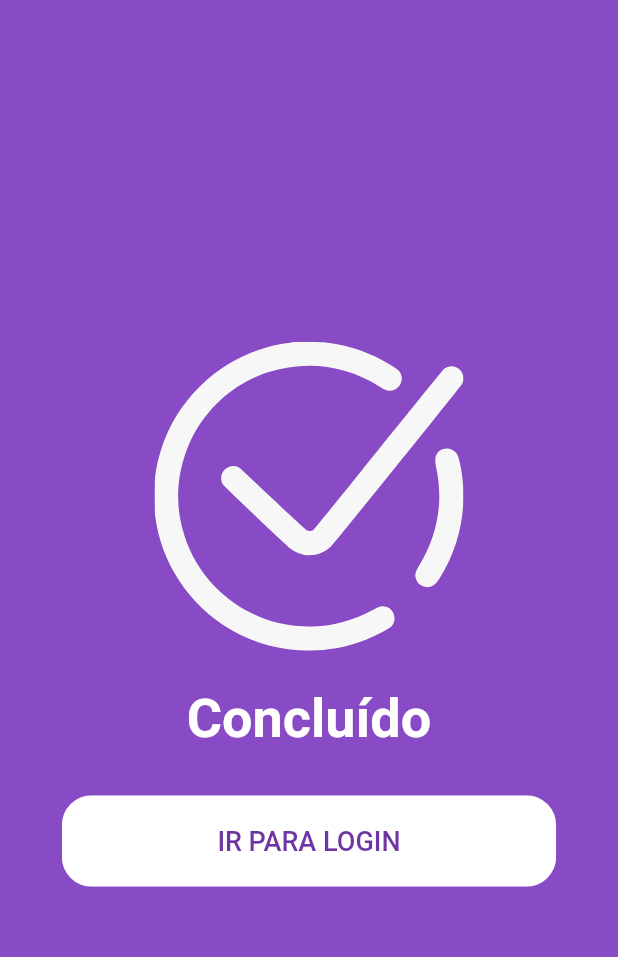
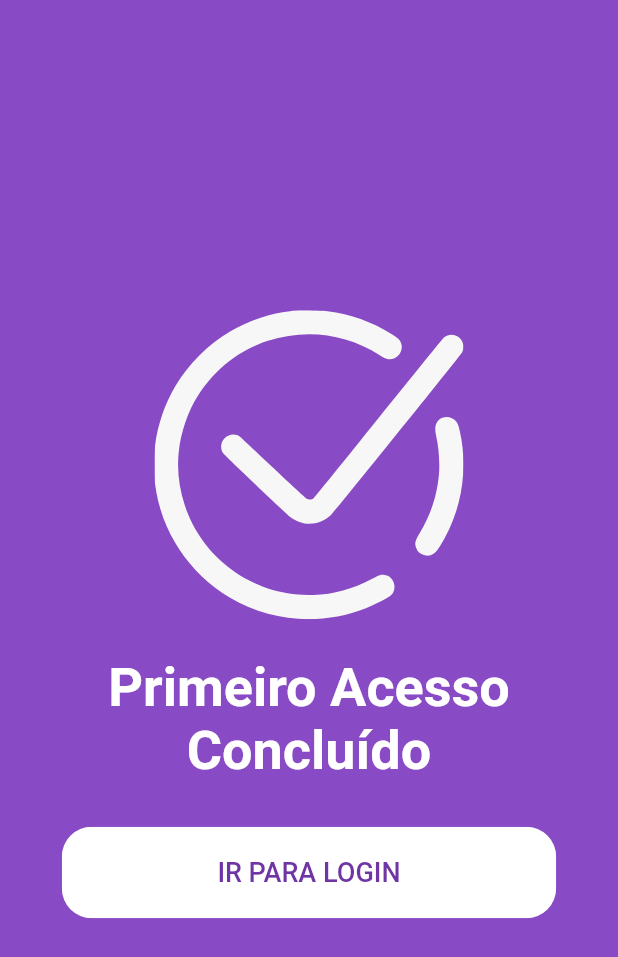
Before and after one commit to Elias-Dias-De-Araujo/Psychology_app, a Flutter app: the FinishFirstAcessView screen opened by its route, on a phone screen of 412 x 824 dp. Shown: the top 957 px of the screen. Run offline on Flutter 3.47's test engine with Material 2 defaults, Android fonts, the phone set to English and light mode, and no system bars; our stand-ins replace firebase_core, flutter_svg; missing offline and left inert: indexed; accounts and stored records are empty.

```diff
--- a/mobile/lib/components/finish_first_acess_components/body_finish_first_acess.dart
+++ b/mobile/lib/components/finish_first_acess_components/body_finish_first_acess.dart
@@ -21,12 +21,11 @@ class BodyFinishFirstAcess extends StatelessWidget {
               height: size.height * 0.25,
           ),
           SizedBox(height: size.height *0.03,),
-          Row(
-            mainAxisAlignment: MainAxisAlignment.center,
+          Wrap(
             children: const [
              Text(
-                'Concluído',
-                maxLines: 2,
+                'Primeiro Acesso Concluído',
+                textAlign: TextAlign.center ,
                 style: TextStyle(
                   fontSize: 36,
                   color: Colors.white,
--- a/mobile/pubspec.yaml
+++ b/mobile/pubspec.yaml
@@ -29,6 +29,7 @@ environment:
 dependencies:
   flutter:
     sdk: flutter
+  indexed: ^0.0.6
   provider:
 
   # The following adds the Cupertino Icons font to your application.
```
Also changed, not shown: mobile/lib/components/first_acess_components/background_first_acess.dart (+31 -2 lines), mobile/lib/components/first_acess_components/body_first_acess.dart (+3 -9 lines), mobile/lib/components/login_components/background_login.dart (+33 -5 lines), mobile/pubspec.lock.
